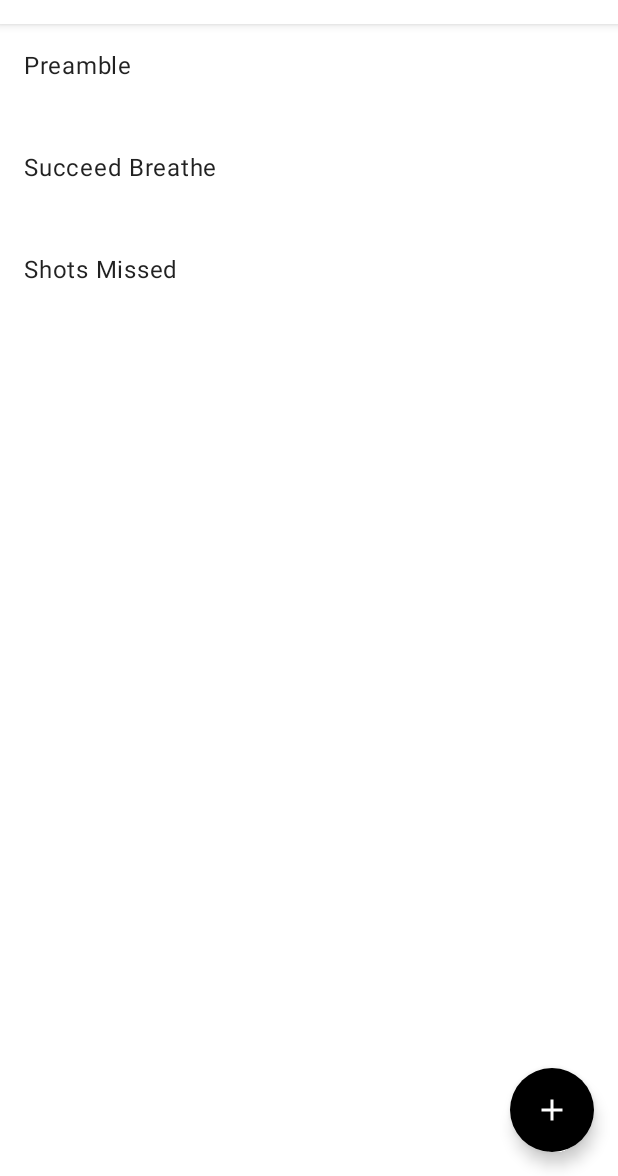
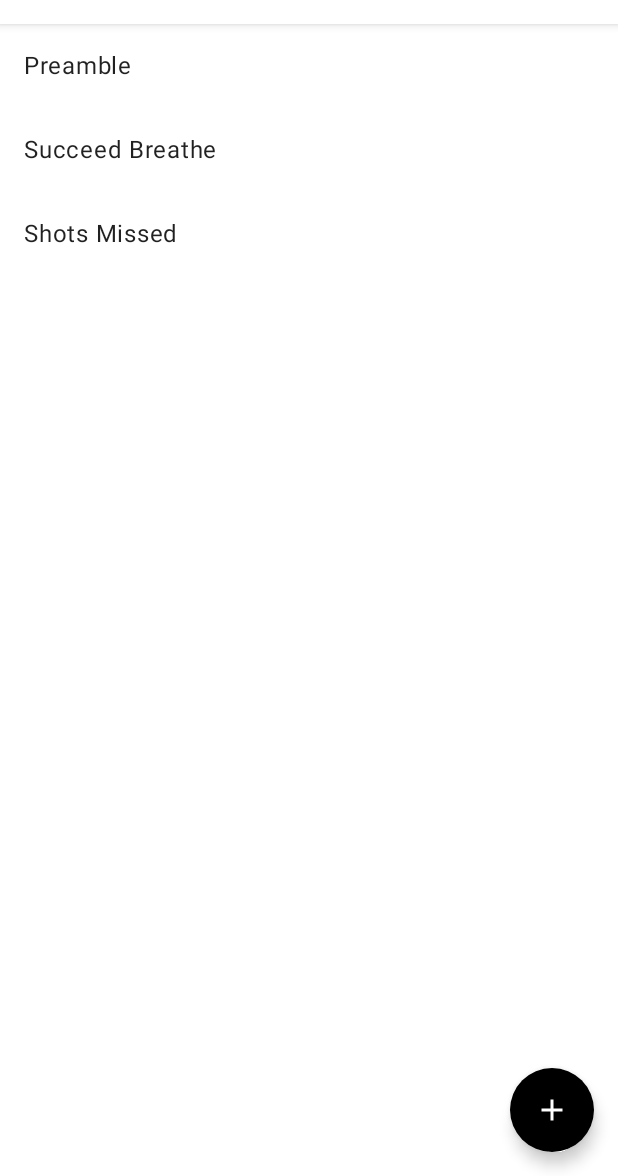
Before and after one commit to brighamandersen/internalize, an Android app built with Jetpack Compose: the screen it shows after launch (MainActivity), on a phone screen of 412 x 824 dp, the part 60-1236 px from its top. Run offline under Robolectric (Android 15) with nearby library versions, the phone set to English and light mode, and no system bars.

Commit message:
fix home screen vertical spacing

```diff
--- a/app/src/main/java/com/brighamandersen/internalize/ui/screens/HomeScreen.kt
+++ b/app/src/main/java/com/brighamandersen/internalize/ui/screens/HomeScreen.kt
@@ -1,7 +1,6 @@
 package com.brighamandersen.internalize.ui.screens
 
 import androidx.compose.foundation.clickable
-import androidx.compose.foundation.layout.Arrangement
 import androidx.compose.foundation.layout.Column
 import androidx.compose.foundation.layout.fillMaxSize
 import androidx.compose.foundation.layout.fillMaxWidth
@@ -56,7 +55,6 @@ fun HomeScreen(navController: NavController, passageViewModel: PassageViewModel)
         ) {
             LazyColumn(
                 modifier = Modifier.fillMaxSize(),
-                verticalArrangement = Arrangement.spacedBy(12.dp)
             ) {
                 items(
                     items = passages,
```
